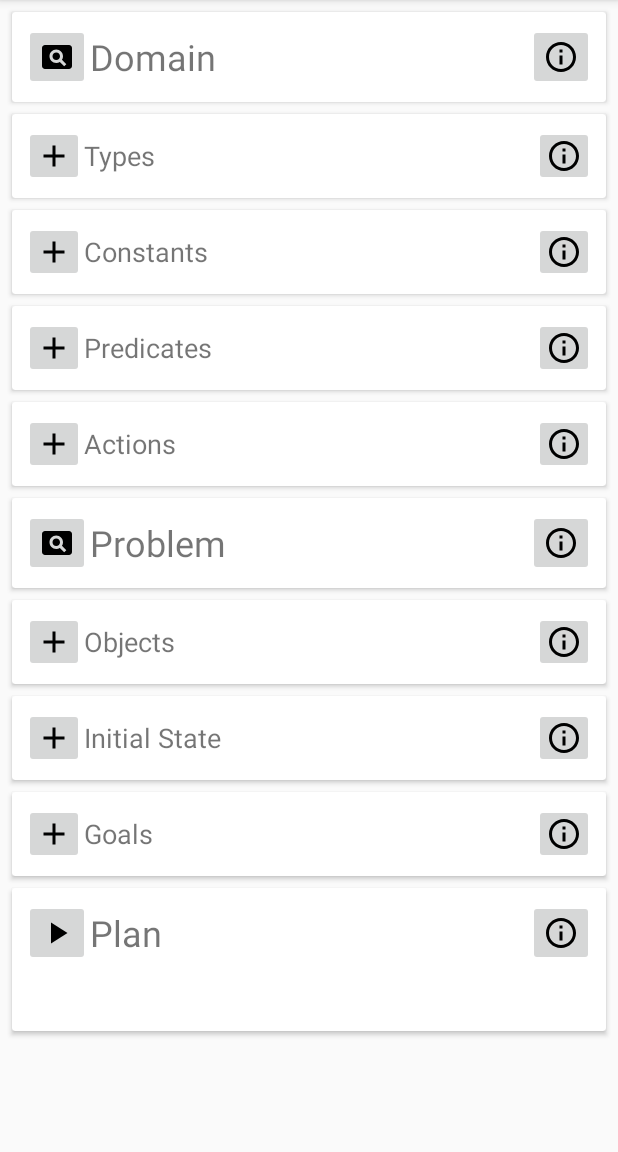
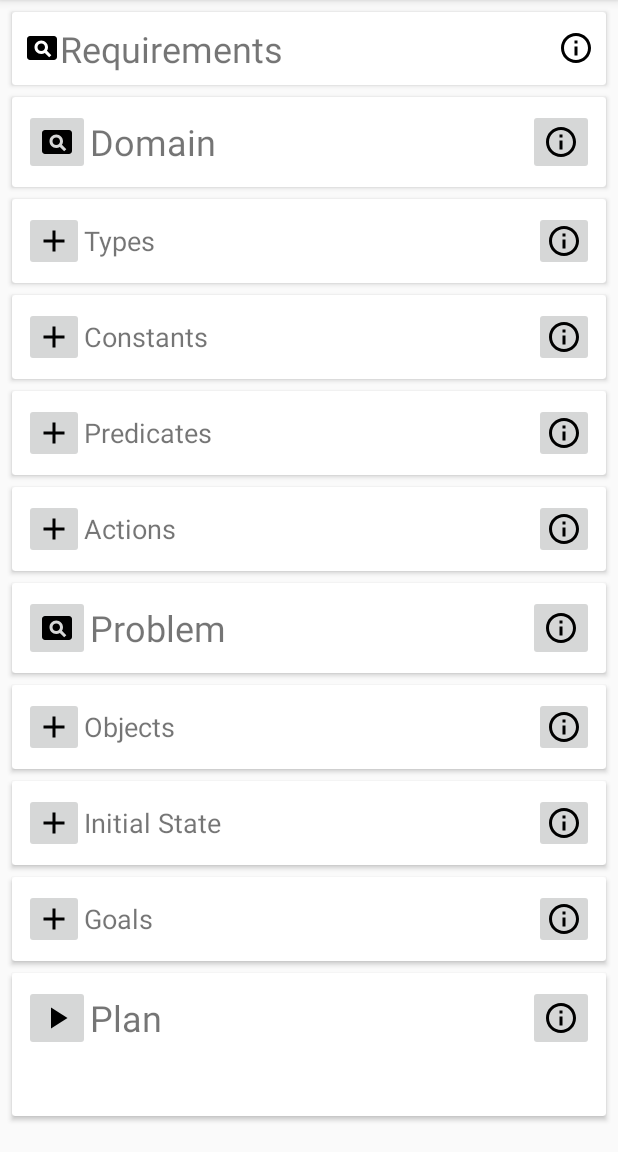
Before and after one commit to aldebaran/pddl-playground, an Android app: the screen it shows after launch (MainActivity), on a phone screen of 412 x 824 dp, the part 84-1236 px from its top. Run offline under Robolectric (Android 15) with nearby library versions, the phone set to English and light mode, and no system bars; our stand-ins replace Timber; libraries missing offline, so code that uses them is left out: com.softbankrobotics.pddlplanning; 3 statements that could not run were skipped.

Commit message:
add requirements section for completeness

```diff
--- a/app/src/main/java/com/softbankrobotics/pddlplayground/adapter/ExpressionAdapter.kt
+++ b/app/src/main/java/com/softbankrobotics/pddlplayground/adapter/ExpressionAdapter.kt
@@ -53,7 +53,6 @@ class ExpressionAdapter : RecyclerView.Adapter<ExpressionAdapter.ExpressionViewH
         }
         holder.delete.setOnClickListener {view ->
             val context = view.context
-            //TODO: delete item from dialog fragment instead?
             val rowsDeleted: Int = DatabaseHelper.getInstance(context!!).deleteExpression(expression)
             if (rowsDeleted == 1)
                 LoadExpressionsService.launchLoadExpressionsService(context)
--- a/app/src/main/java/com/softbankrobotics/pddlplayground/ui/main/MainFragment.kt
+++ b/app/src/main/java/com/softbankrobotics/pddlplayground/ui/main/MainFragment.kt
@@ -136,6 +136,12 @@ class MainFragment : Fragment(),
         }
 
         // callbacks
+        binding.requirementsInfo.setOnClickListener {
+            showInfoFragment(this.requireActivity(), R.string.info_requirements_title, R.string.info_requirements_summary)
+        }
+        binding.requirementsPDDL.setOnClickListener {
+            showInfoFragment(this.requireActivity(), R.string.requirements_pddl, R.string.requirements_pddl_content)
+        }
         binding.domainInfo.setOnClickListener {
             showInfoFragment(this.requireActivity(), R.string.info_domain_title, R.string.info_domain_summary)
         }
--- a/app/src/main/res/layout/main_fragment.xml
+++ b/app/src/main/res/layout/main_fragment.xml
@@ -8,13 +8,13 @@
     tools:context=".ui.main.MainFragment">
 
     <androidx.cardview.widget.CardView
-        android:id="@+id/domainView"
+        android:id="@+id/requirementsView"
         android:layout_width="match_parent"
         android:layout_height="wrap_content"
         android:layout_margin="8dp"
         android:layout_marginTop="8dp"
         android:orientation="horizontal"
-        app:layout_constraintBottom_toTopOf="@id/typesView"
+        app:layout_constraintBottom_toTopOf="@id/domainView"
         app:layout_constraintStart_toStartOf="parent"
         app:layout_constraintTop_toTopOf="parent">
 
@@ -23,6 +23,45 @@
             android:layout_height="wrap_content"
             android:layout_margin="8dp"
             android:orientation="horizontal"
+            android:gravity="center_vertical">
+
+            <ImageButton
+                android:id="@+id/requirementsPDDL"
+                android:layout_width="wrap_content"
+                android:layout_height="wrap_content"
+                android:background="@color/white"
+                android:src="@drawable/ic_view" />
+
+            <TextView
+                android:layout_width="0dp"
+                android:layout_height="wrap_content"
+                android:layout_weight="1"
+                android:text="@string/info_requirements_title"
+                android:textSize="24sp" />
+
+            <ImageButton
+                android:id="@+id/requirementsInfo"
+                android:layout_width="wrap_content"
+                android:layout_height="wrap_content"
+                android:background="@color/white"
+                android:src="@drawable/ic_info" />
+        </LinearLayout>
+    </androidx.cardview.widget.CardView>
+
+    <androidx.cardview.widget.CardView
+        android:id="@+id/domainView"
+        android:layout_width="match_parent"
+        android:layout_height="wrap_content"
+        android:layout_margin="8dp"
+        android:layout_marginTop="8dp"
+        android:orientation="horizontal"
+        app:layout_constraintTop_toBottomOf="@+id/requirementsView"
+        app:layout_constraintEnd_toStartOf="parent">
+
+        <LinearLayout
+            android:layout_width="match_parent"
+            android:layout_height="wrap_content"
+            android:layout_margin="8dp"
             android:gravity="center_vertical">
 
             <ImageButton
--- a/app/src/main/res/values/strings.xml
+++ b/app/src/main/res/values/strings.xml
@@ -1,11 +1,14 @@
 <resources>
     <string name="app_name">PDDL Playground</string>
+    <string name="requirements_pddl">Requirements PDDL</string>
+    <string name="requirements_pddl_content">(:requirements :adl)</string>
     <string name="domain_pddl">Domain PDDL</string>
     <string name="problem_pddl">Problem PDDL</string>
     <string name="info_title">About</string>
     <string name="info_glossary_title">Glossary</string>
     <string name="info_help_title">Help</string>
     <string name="info_attribution_title">Attribution</string>
+    <string name="info_requirements_title">Requirements</string>
     <string name="info_domain_title">Domain</string>
     <string name="info_problem_title">Problem</string>
     <string name="info_type_title">Types</string>
@@ -16,6 +19,18 @@
     <string name="info_action_title">Actions</string>
     <string name="info_goal_title">Goals</string>
     <string name="info_plan_title">Plan</string>
+    <string name="info_requirements_summary">
+        Requirements are similar to import/include statements in programming languages.
+        However, as PDDL is a kind of declarative language, it is a \"requirement\" because a given planner is \"required\" to facilitate some aspect of the language.\n\n
+        Although multiple requirements can be specified through a space separated list, this application just uses one requirement called <i>:adl</i>, which encompasses the requirements listed below:\n\n
+        <i>:strips</i>\n
+        <i>:typing</i>\n
+        <i>:disjunctive-preconditions</i>\n
+        <i>:equality</i>\n
+        <i>:quantified-preconditions</i>\n
+        <i>:condition-effects</i>\n\n
+        For details on each of these requirements, please consult the following link: <u>https://planning.wiki/ref/pddl/requirements</u>
+    </string>
     <string name="info_type_summary">
         Typing allows us to create basic types and subtypes to which we can apply predicates.\n\n
         Types are used to restrict which objects can form the parameters of an action.
```
Also changed, not shown: 1 other file.
